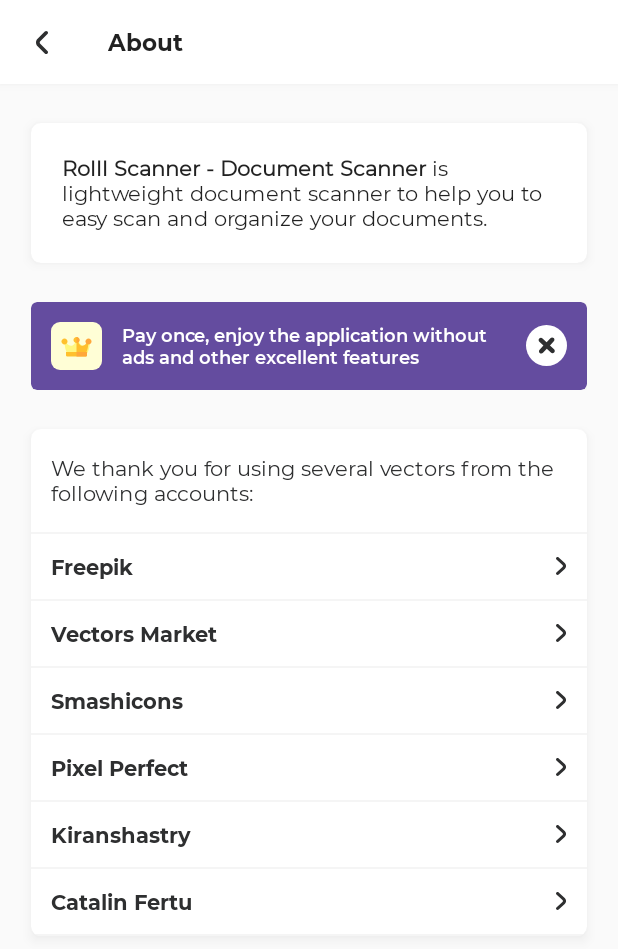
After one commit to Codingle-House/RolllPDF, an Android app: the AboutUsActivity screen opened directly, with no data from a screen before it, on a phone screen of 412 x 824 dp. The commit adds this screen. Shown: the top 949 px of the screen. Run offline under Robolectric (Android 15) with nearby library versions, the phone set to English and light mode, and no system bars; our stand-ins replace Dagger/Hilt's generated code, sdp/ssp sizes; libraries missing offline, so code that uses them is left out: me.everything.android; 1 statement that could not run was skipped.

Commit message:
[irfan] feat: about us page

```diff
--- a/app/src/main/AndroidManifest.xml
+++ b/app/src/main/AndroidManifest.xml
@@ -60,6 +60,10 @@
             android:name=".presentation.pro.ProActivity"
             android:screenOrientation="portrait" />
 
+        <activity
+            android:name=".presentation.about.AboutUsActivity"
+            android:screenOrientation="portrait" />
+
         <provider
             android:name="androidx.core.content.FileProvider"
             android:authorities="id.co.rolllpdf.provider"
--- /dev/null
+++ b/app/src/main/java/id/co/rolllpdf/data/dto/VectorAuthorDto.kt
@@ -0,0 +1,9 @@
+package id.co.rolllpdf.data.dto
+
+/**
+ * Created by pertadima on 07,March,2021
+ */
+data class VectorAuthorDto(
+    val author: String,
+    val urlWeb: String
+)
--- /dev/null
+++ b/app/src/main/java/id/co/rolllpdf/presentation/about/AboutUsActivity.kt
@@ -0,0 +1,116 @@
+package id.co.rolllpdf.presentation.about
+
+import android.content.Intent
+import android.net.Uri
+import androidx.activity.viewModels
+import androidx.recyclerview.widget.LinearLayoutManager
+import dagger.hilt.android.AndroidEntryPoint
+import id.co.rolllpdf.R
+import id.co.rolllpdf.base.BaseActivity
+import id.co.rolllpdf.core.DiffCallback
+import id.co.rolllpdf.data.dto.VectorAuthorDto
+import id.co.rolllpdf.databinding.ActivityAboutUsBinding
+import id.co.rolllpdf.presentation.about.adapter.AboutAdapter
+import id.co.rolllpdf.presentation.customview.DialogProFeatureView
+import id.co.rolllpdf.presentation.pro.ProActivity
+import id.co.rolllpdf.util.overscroll.NestedScrollViewOverScrollDecorAdapter
+import me.everything.android.ui.overscroll.VerticalOverScrollBounceEffectDecorator
+import javax.inject.Inject
+
+/**
+ * Created by pertadima on 07,March,2021
+ */
+@AndroidEntryPoint
+class AboutUsActivity : BaseActivity() {
+
+    private val aboutUsViewModel: AboutUsViewModel by viewModels()
+
+    @Inject
+    lateinit var diffClass: DiffCallback
+
+
+    private val binding by lazy {
+        ActivityAboutUsBinding.inflate(layoutInflater)
+    }
+
+    private val aboutAdapter: AboutAdapter by lazy {
+        AboutAdapter(this, diffClass, ::handleAdapterClickListener)
+    }
+
+    override fun setupViewBinding() {
+        val view = binding.root
+        setContentView(view)
+    }
+
+    override fun setupUi() {
+        changeStatusBarTextColor(true)
+        changeStatusBarColor(android.R.color.white)
+        setupToolbar()
+        initOverScroll()
+        showProView()
+        setupRecyclerView()
+    }
+
+    override fun onViewModelObserver() {
+        aboutUsViewModel.observeVectorAuthor().onResult {
+            aboutAdapter.setData(it)
+        }
+    }
+
+    private fun setupToolbar() {
+        binding.aboutusToolbar.setNavigationOnClickListener { finish() }
+    }
+
+    private fun initOverScroll() {
+        VerticalOverScrollBounceEffectDecorator(
+            NestedScrollViewOverScrollDecorAdapter(binding.aboutusScrollview)
+        )
+    }
+
+    private fun showProView() {
+        with(binding.aboutusProview) {
+            showWithAnimation()
+            setListener { action ->
+                when (action) {
+                    DialogProFeatureView.Action.Click -> {
+                        val intent = Intent(this@AboutUsActivity, ProActivity::class.java)
+                        startActivity(intent)
+                        overridePendingTransition(
+                            R.anim.transition_anim_slide_in_right,
+                            R.anim.transition_anim_slide_out_left
+                        )
+                    }
+                    DialogProFeatureView.Action.Close -> {
+
+                    }
+                }
+            }
+        }
+    }
+
+    private fun setupRecyclerView() {
+        with(binding.aboutusRecyclerview) {
+            adapter = aboutAdapter
+            layoutManager = LinearLayoutManager(this@AboutUsActivity)
+        }
+    }
+
+    private fun handleAdapterClickListener(pos: Int, data: VectorAuthorDto) {
+        openUrl(data.urlWeb)
+    }
+
+    private fun openUrl(url: String) {
+        val intent = Intent(Intent.ACTION_VIEW).apply {
+            data = Uri.parse(url)
+        }
+        startActivity(intent)
+    }
+
+    override fun finish() {
+        super.finish()
+        overridePendingTransition(
+            R.anim.transition_anim_slide_in_left,
+            R.anim.transition_anim_slide_out_right
+        )
+    }
+}
--- /dev/null
+++ b/app/src/main/java/id/co/rolllpdf/presentation/about/AboutUsViewModel.kt
@@ -0,0 +1,40 @@
+package id.co.rolllpdf.presentation.about
+
+import androidx.lifecycle.LiveData
+import androidx.lifecycle.ViewModel
+import androidx.lifecycle.viewModelScope
+import dagger.hilt.android.lifecycle.HiltViewModel
+import id.co.rolllpdf.data.dto.VectorAuthorDto
+import id.co.rolllpdf.util.livedata.SingleLiveEvent
+import kotlinx.coroutines.launch
+import javax.inject.Inject
+
+/**
+ * Created by pertadima on 07,March,2021
+ */
+@HiltViewModel
+class AboutUsViewModel @Inject constructor() : ViewModel() {
+
+    private val vectorAuthorDto = SingleLiveEvent<List<VectorAuthorDto>>()
+    fun observeVectorAuthor(): LiveData<List<VectorAuthorDto>> = vectorAuthorDto
+
+    init {
+        getAuthor()
+    }
+
+    private fun getAuthor() = viewModelScope.launch {
+        val data = listOf(
+            VectorAuthorDto("Freepik", "https://www.flaticon.com/authors/freepik"),
+            VectorAuthorDto("Vectors Market", "https://www.flaticon.com/authors/vectors-market"),
+            VectorAuthorDto("Smashicons", "https://www.flaticon.com/authors/smashicons"),
+            VectorAuthorDto("Pixel Perfect", "https://www.flaticon.com/authors/pixel-perfect"),
+            VectorAuthorDto("Kiranshastry", "https://www.flaticon.com/authors/Kiranshastry"),
+            VectorAuthorDto("Catalin Fertu", "https://www.flaticon.com/authors/Catalin-fertu")
+        )
+        vectorAuthorDto.postValue(data)
+    }
+
+    companion object {
+        private const val FILE_NAME = "Copy"
+    }
+}
--- /dev/null
+++ b/app/src/main/java/id/co/rolllpdf/presentation/about/adapter/AboutAdapter.kt
@@ -0,0 +1,65 @@
+package id.co.rolllpdf.presentation.about.adapter
+
+import android.content.Context
+import android.view.LayoutInflater
+import android.view.ViewGroup
+import androidx.recyclerview.widget.DiffUtil
+import androidx.recyclerview.widget.RecyclerView
+import id.co.rolllpdf.core.DiffCallback
+import id.co.rolllpdf.data.dto.VectorAuthorDto
+import id.co.rolllpdf.databinding.RecyclerItemAboutBinding
+
+/**
+ * Created by pertadima on 07,March,2021
+ */
+class AboutAdapter(
+    private val context: Context,
+    private val diffCallback: DiffCallback,
+    private val onClickListener: (Int, VectorAuthorDto) -> Unit
+) : RecyclerView.Adapter<AboutAdapter.ItemViewHolder>() {
+
+    private val dataSet: MutableList<VectorAuthorDto> = mutableListOf()
+
+    override fun onCreateViewHolder(parent: ViewGroup, viewType: Int): ItemViewHolder {
+        val itemView = RecyclerItemAboutBinding
+            .inflate(LayoutInflater.from(parent.context), parent, false)
+        return ItemViewHolder(itemView)
+    }
+
+
+    override fun onBindViewHolder(holder: ItemViewHolder, position: Int) {
+        holder.bindView(dataSet[holder.adapterPosition])
+    }
+
+    override fun getItemCount(): Int = dataSet.size
+
+    fun setData(newDataSet: List<VectorAuthorDto>) {
+        calculateDiff(newDataSet)
+    }
+
+    fun addData(newDatas: List<VectorAuthorDto>) {
+        val list = ArrayList(this.dataSet)
+        list.addAll(newDatas)
+        calculateDiff(list)
+    }
+
+    private fun calculateDiff(newDataSet: List<VectorAuthorDto>) {
+        diffCallback.setList(dataSet, newDataSet)
+        val result = DiffUtil.calculateDiff(diffCallback)
+        with(dataSet) {
+            clear()
+            addAll(newDataSet)
+        }
+        result.dispatchUpdatesTo(this)
+    }
+
+    inner class ItemViewHolder(private val binding: RecyclerItemAboutBinding) :
+        RecyclerView.ViewHolder(binding.root) {
+        fun bindView(data: VectorAuthorDto) {
+            binding.recycleraboutTextviewAuthor.text = data.author
+            binding.recycleraboutTextviewAuthor.setOnClickListener {
+                onClickListener.invoke(adapterPosition, data)
+            }
+        }
+    }
+}
--- a/app/src/main/java/id/co/rolllpdf/presentation/main/MainActivity.kt
+++ b/app/src/main/java/id/co/rolllpdf/presentation/main/MainActivity.kt
@@ -21,6 +21,7 @@
 import id.co.rolllpdf.data.constant.IntentArguments
 import id.co.rolllpdf.data.local.dto.DocumentRelationDto
 import id.co.rolllpdf.databinding.ActivityMainBinding
+import id.co.rolllpdf.presentation.about.AboutUsActivity
 import id.co.rolllpdf.presentation.camera.CameraActivity
 import id.co.rolllpdf.presentation.customview.DialogProFeatureView
 import id.co.rolllpdf.presentation.detail.DocumentDetailActivity
@@ -124,6 +125,15 @@
                 mainViewModel.getDocuments(it.toString())
             }
         }.launchIn(lifecycleScope)
+
+        binding.mainImageviewMore.setOnClickListener {
+            val intent = Intent(this@MainActivity, AboutUsActivity::class.java)
+            startActivity(intent)
+            overridePendingTransition(
+                R.anim.transition_anim_slide_in_right,
+                R.anim.transition_anim_slide_out_left
+            )
+        }
     }
 
     private fun initOverScroll() {
--- /dev/null
+++ b/app/src/main/res/drawable/general_ic_chevron_right.xml
@@ -0,0 +1,12 @@
+<vector xmlns:android="http://schemas.android.com/apk/res/android"
+    android:width="7dp"
+    android:height="12dp"
+    android:viewportWidth="7"
+    android:viewportHeight="12">
+    <path
+        android:fillColor="#2E2F30"
+        android:fillType="nonZero"
+        android:pathData="M1.6957,11.7201C1.3105,12.0907 0.6829,12.0937 0.2939,11.7267C-0.0952,11.3598 -0.0983,10.7619 0.2869,10.3913L4.1306,6.6927C4.511,6.3267 4.5134,5.7378 4.1359,5.3691L0.2816,1.6036C-0.1006,1.2302 -0.0927,0.6323 0.2992,0.2682C0.6912,-0.0959 1.3188,-0.0883 1.701,0.285L5.5553,4.0505C6.6877,5.1568 6.6807,6.9235 5.5395,8.0215L1.6957,11.7201Z"
+        android:strokeWidth="1"
+        android:strokeColor="#00000000" />
+</vector>
--- /dev/null
+++ b/app/src/main/res/layout/activity_about_us.xml
@@ -0,0 +1,105 @@
+<?xml version="1.0" encoding="utf-8"?>
+<androidx.coordinatorlayout.widget.CoordinatorLayout xmlns:android="http://schemas.android.com/apk/res/android"
+    xmlns:app="http://schemas.android.com/apk/res-auto"
+    android:layout_width="match_parent"
+    android:layout_height="match_parent"
+    android:background="@color/default_background">
+
+    <com.google.android.material.appbar.AppBarLayout
+        android:layout_width="match_parent"
+        android:layout_height="wrap_content">
+
+        <androidx.appcompat.widget.Toolbar
+            android:id="@+id/aboutus_toolbar"
+            android:layout_width="match_parent"
+            android:layout_height="wrap_content"
+            android:background="@android:color/white"
+            app:navigationIcon="@drawable/general_ic_chevron_left"
+            app:title="@string/about_title_page"
+            app:titleTextAppearance="@style/ToolbarTextAppearance" />
+    </com.google.android.material.appbar.AppBarLayout>
+
+    <androidx.core.widget.NestedScrollView
+        android:id="@+id/aboutus_scrollview"
+        android:layout_width="match_parent"
+        android:layout_height="match_parent"
+        app:layout_behavior="com.google.android.material.appbar.AppBarLayout$ScrollingViewBehavior">
+
+        <LinearLayout
+            android:layout_width="match_parent"
+            android:layout_height="match_parent"
+            android:animateLayoutChanges="true"
+            android:orientation="vertical">
+
+            <com.google.android.material.card.MaterialCardView
+                android:layout_width="match_parent"
+                android:layout_height="wrap_content"
+                android:layout_marginHorizontal="@dimen/_16sdp"
+                android:layout_marginTop="@dimen/_20sdp"
+                app:cardCornerRadius="@dimen/_5sdp"
+                app:cardElevation="@dimen/_3sdp">
+
+                <RelativeLayout
+                    android:layout_width="match_parent"
+                    android:layout_height="wrap_content"
+                    android:padding="@dimen/_16sdp">
+
+                    <id.co.rolllpdf.uikit.UiKitTextview
+                        android:layout_width="match_parent"
+                        android:layout_height="wrap_content"
+                        android:text="@string/aboutus_text_description"
+                        app:rolll_text_code="p_a_r" />
+                </RelativeLayout>
+            </com.google.android.material.card.MaterialCardView>
+
+            <id.co.rolllpdf.presentation.customview.DialogProFeatureView
+                android:id="@+id/aboutus_proview"
+                android:layout_width="match_parent"
+                android:layout_height="wrap_content"
+                android:layout_gravity="bottom"
+                android:layout_marginHorizontal="@dimen/_16sdp"
+                android:layout_marginTop="@dimen/_20sdp" />
+
+            <com.google.android.material.card.MaterialCardView
+                android:layout_width="match_parent"
+                android:layout_height="wrap_content"
+                android:layout_marginHorizontal="@dimen/_16sdp"
+                android:layout_marginVertical="@dimen/_20sdp"
+                app:cardCornerRadius="@dimen/_5sdp"
+                app:cardElevation="@dimen/_3sdp">
+
+                <LinearLayout
+                    android:layout_width="match_parent"
+                    android:layout_height="wrap_content"
+                    android:orientation="vertical">
+
+                    <id.co.rolllpdf.uikit.UiKitTextview
+                        android:layout_width="match_parent"
+                        android:layout_height="wrap_content"
+                        android:layout_marginHorizontal="@dimen/_10sdp"
+                        android:layout_marginTop="@dimen/_13sdp"
+                        android:text="@string/aboutus_text_copyright"
+                        app:rolll_text_code="p_a_r"
+                        app:rolll_text_color="dark" />
+
+                    <View
+                        android:layout_width="match_parent"
+                        android:layout_height="@dimen/_1sdp"
+                        android:layout_marginTop="@dimen/_13sdp"
+                        android:background="@color/app_line_color" />
+
+                    <androidx.recyclerview.widget.RecyclerView
+                        android:id="@+id/aboutus_recyclerview"
+                        android:layout_width="match_parent"
+                        android:layout_height="wrap_content"
+                        android:nestedScrollingEnabled="false" />
+                </LinearLayout>
+            </com.google.android.material.card.MaterialCardView>
+
+            <View
+                android:layout_width="match_parent"
+                android:layout_height="@dimen/_20sdp" />
+
+        </LinearLayout>
+    </androidx.core.widget.NestedScrollView>
+</androidx.coordinatorlayout.widget.CoordinatorLayout>
--- /dev/null
+++ b/app/src/main/res/layout/recycler_item_about.xml
@@ -0,0 +1,28 @@
+<?xml version="1.0" encoding="utf-8"?>
+<LinearLayout xmlns:android="http://schemas.android.com/apk/res/android"
+    xmlns:app="http://schemas.android.com/apk/res-auto"
+    xmlns:tools="http://schemas.android.com/tools"
+    android:layout_width="match_parent"
+    android:layout_height="wrap_content"
+    android:orientation="vertical">
+
+    <id.co.rolllpdf.uikit.UiKitTextview
+        android:id="@+id/recyclerabout_textview_author"
+        android:layout_width="match_parent"
+        android:layout_height="wrap_content"
+        android:background="?attr/selectableItemBackground"
+        android:clickable="true"
+        android:drawableEnd="@drawable/general_ic_chevron_right"
+        android:drawablePadding="@dimen/_10sdp"
+        android:focusable="true"
+        android:paddingHorizontal="@dimen/_10sdp"
+        android:paddingVertical="@dimen/_9sdp"
+        app:rolll_text_code="p_a_b"
+        app:rolll_text_color="dark"
+        tools:text="Pixel Perfext" />
+
+    <View
+        android:layout_width="match_parent"
+        android:layout_height="@dimen/_1sdp"
+        android:background="@color/app_line_color" />
+</LinearLayout>
--- a/app/src/main/res/values/strings.xml
+++ b/app/src/main/res/values/strings.xml
@@ -53,4 +53,8 @@
     <string name="pro_text_unlimitiedpdf">Unlimited PDF Converter</string>
     <string name="pro_text_unlimitiedduplicate">Unlimited Documents Duplication</string>
     <string name="pro_text_freeupgrade">Lifetime Free Feature Update</string>
+
+    <string name="about_title_page">About</string>
+    <string name="aboutus_text_description"><b>Rolll Scanner - Document Scanner</b> is lightweight document scanner to help you to easy scan and organize your documents.</string>
+    <string name="aboutus_text_copyright">We thank you for using several vectors from the following accounts:</string>
 </resources>
```
